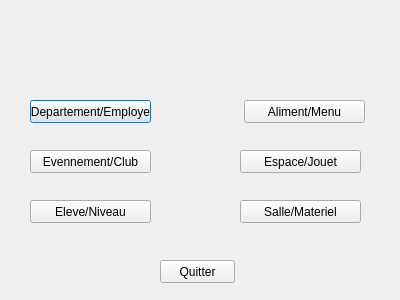
Before: the Qt Designer form telecome/acceuille.ui in fatmaabrougui/Smart-Kindergarten, drawn with Qt 5.
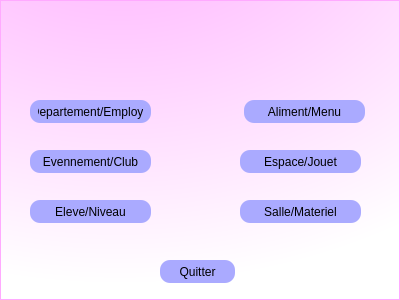
After: the same form once the commit is applied. Icons and pictures are not drawn.

```diff
--- a/telecome/acceuille.ui
+++ b/telecome/acceuille.ui
@@ -13,6 +13,139 @@
   <property name="windowTitle">
    <string>Dialog</string>
   </property>
+  <property name="styleSheet">
+   <string notr="true">QStatusBar {
+    background-color: rgb(207, 203, 255);
+}
+QPushButton
+{
+  border: 0px white;
+  border-radius: 10px;
+  padding: 0 8px;
+  background: rgb(170, 170, 255);
+}
+QComboBox {
+    border: 1px solid rgb(170, 170, 255);
+    border-radius: 3px;
+    padding: 1px 18px 1px 3px;
+    min-width: 6em;
+}
+QTableView {
+    selection-background-color: qlineargradient(x1: 0, y1: 0, x2: 0, y2: 0,
+                                stop: 0 #FF92BB, stop: 1 white);
+border:0.5px;
+}
+QLineEdit { background-color: white;
+border: 2px solid rgb(170, 170, 255);
+    border-radius: 4px; }
+
+QFrame {
+    border: 2px solid rgb(170, 170, 255);
+    border-radius: 4px;
+    padding: 2px;
+    background-image: url(images/welcome.png);
+}
+ QLabel{
+    border:0px;
+    border-radius: 4px;
+    padding: 0px;
+    background-image: url(images/welcome.png);
+}
+
+
+QStatusBar {
+    background-color: rgb(207, 203, 255);
+}
+
+QStatusBar::item {
+    border: 1px solid red;
+    border-radius: 3px;
+}
+
+
+
+/************************************************/
+QTabWidget::pane { /* The tab widget frame */
+    border-top: 2px solid #ced1ff;
+background-color:black;
+}
+
+
+/* Style the tab using the tab sub-control. Note that
+    it reads QTabBar _not_ QTabWidget */
+QTabWidget::pane { /* The tab widget frame */
+    border-top: 2px solid #ced1ff;
+}
+
+QTabWidget::tab-bar {
+    left: 10px; /* move to the right by 5px */
+}
+
+/* Style the tab using the tab sub-control. Note that
+    it reads QTabBar _not_ QTabWidget */
+QTabBar::tab {
+    background:rgb(194, 194, 255);
+    border: 1px solid #ced1ff;
+    border-bottom-color: #C2C7CB; /* same as the pane color */
+    border-top-left-radius: 4px;
+    border-top-right-radius: 4px;
+    min-width: 8ex;
+    padding: 2px;
+}
+
+QTabBar::tab:selected, QTabBar::tab:hover {
+    background: qlineargradient(x1: 0, y1: 0, x2: 0, y2: 1,
+                                stop: 0 #fafafa, stop: 0.4 #f4f4f4,
+                                stop: 0.5 #e7e7e7, stop: 1.0 #fafafa);
+}
+
+
+
+QTabBar::tab:!selected {
+    margin-top: 2px; /* make non-selected tabs look smaller */
+}
+
+
+
+/*********************************/
+
+
+
+
+
+
+
+
+
+
+
+
+
+
+
+
+
+
+
+
+
+
+
+
+
+
+
+
+
+
+
+
+
+
+* {   background: qradialgradient(cx: 0.3, cy: -0.4, fx: 0.3, fy: -0.4, radius: 1.35, stop: 0 #ffaaff, stop: 1  rgb(255,255, 255));   color: rgb(0,0, 0);   border: 1px solid #ffaaff; }
+/** {   background-color: rgb(255, 215, 255);   color: rgb(0,0, 0);   border: 1px solid #ffaaff; }*/
+</string>
+  </property>
   <widget class="QPushButton" name="pushButton">
    <property name="geometry">
     <rect>
```
